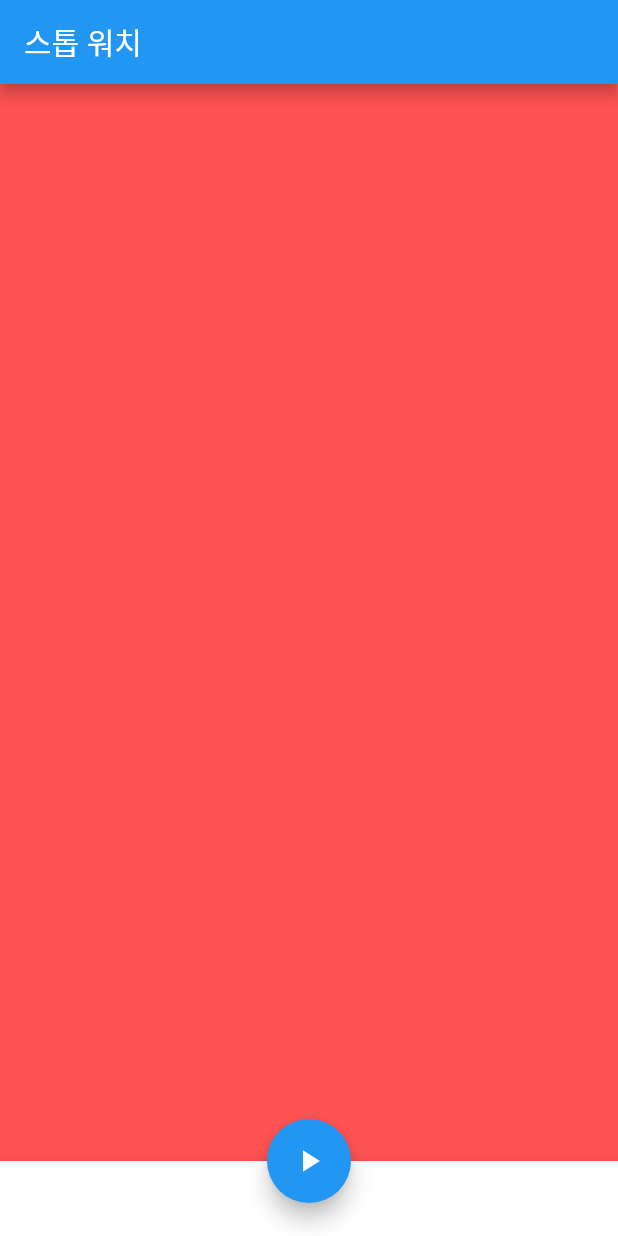
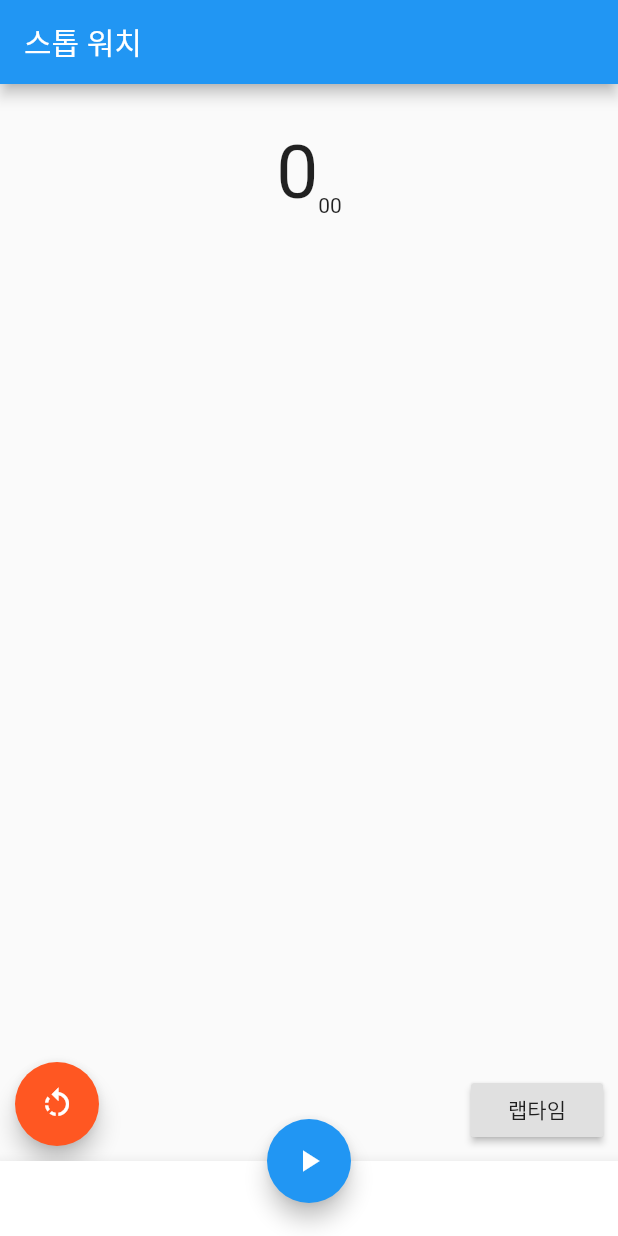
Before and after one commit to tintoll/stop_watch_flutter, a Flutter app: the screen it shows after launch, on a phone screen of 412 x 824 dp. Run offline on Flutter 3.47's test engine with Material 2 defaults, Android fonts, the phone set to English and light mode, and no system bars.

Commit message:
Stop Watch Layout 완료

```diff
--- a/lib/main.dart
+++ b/lib/main.dart
@@ -1,3 +1,4 @@
+import 'package:flutter/cupertino.dart';
 import 'package:flutter/material.dart';
 
 void main() {
@@ -47,11 +48,58 @@ class _StopWatchState extends State<StopWatch> {
     );
   }
 
-  void _clickButton() {
-  }
+  void _clickButton() {}
+
   Widget _buildBody() {
-    return Container(
-      color: Colors.redAccent,
+    return Center(
+      child: Padding(
+        padding: const EdgeInsets.only(top: 30),
+        child: Stack(
+          children: [
+            Column(children: [
+              Row(
+                mainAxisAlignment: MainAxisAlignment.center,
+                crossAxisAlignment: CrossAxisAlignment.end,
+                children: [
+                  Text(
+                    '0',
+                    style: TextStyle(fontSize: 50),
+                  ),
+                  Text(
+                    '00'
+                  ),
+                ],
+              ),
+              Container(
+                width: 100,
+                height: 200,
+                child: ListView(
+                  children: [
+
+                  ],
+                ),
+              ),
+            ]),
+            Positioned(
+              child: FloatingActionButton(
+                onPressed: () {},
+                backgroundColor: Colors.deepOrange,
+                child: Icon(Icons.rotate_left),
+              ),
+              left: 10,
+              bottom: 10,
+            ),
+            Positioned(
+              child: RaisedButton(
+                onPressed: () {},
+                child: Text('랩타임'),
+              ),
+              right: 10,
+              bottom: 10,
+            ),
+          ],
+        ),
+      ),
     );
   }
 }
```
